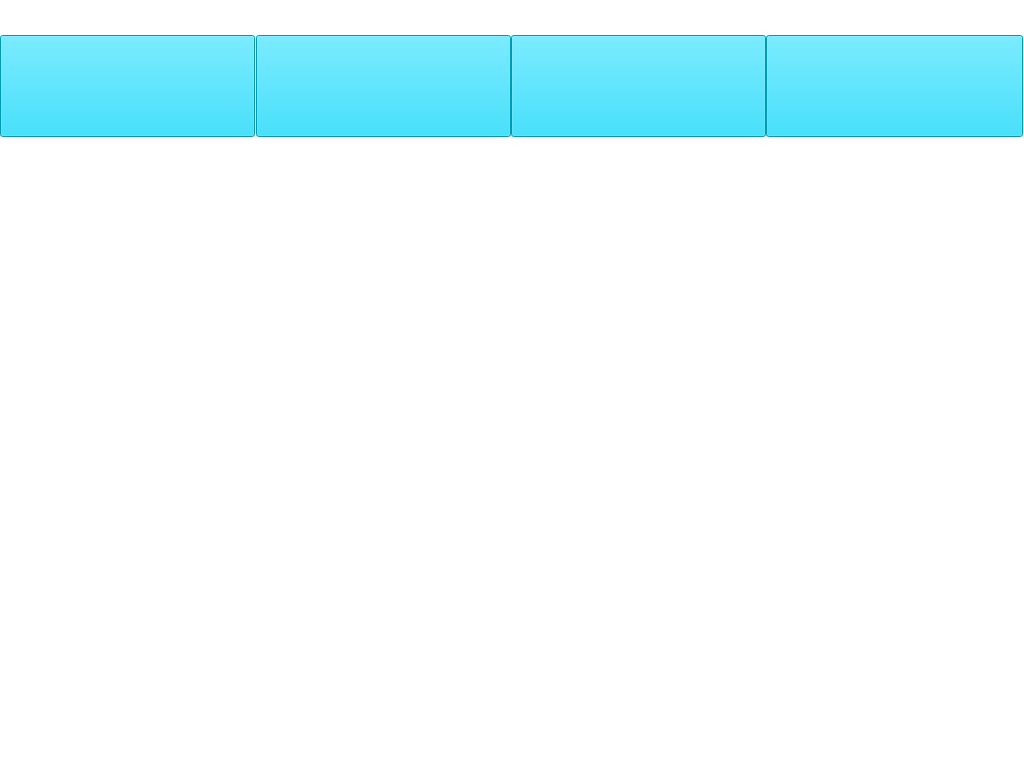
The window that pvmsmenuwidget.ui (1157889734/x86MyAppliction) describes before a commit, drawn with Qt 5.
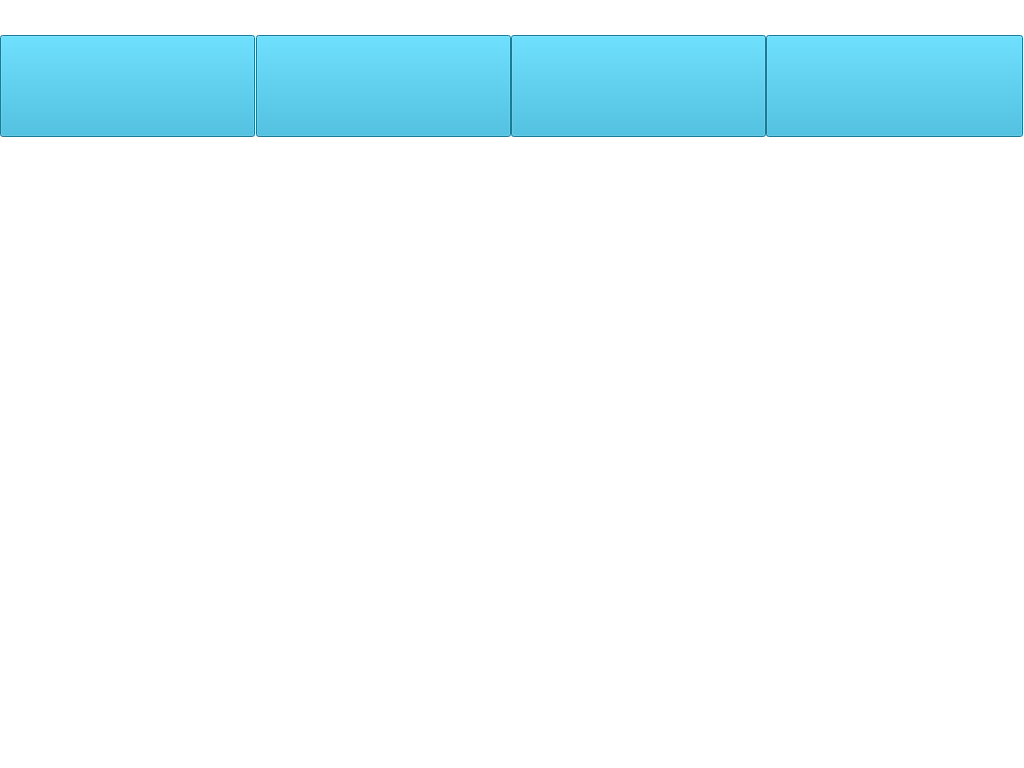
The same window after the commit. Icons and pictures are not drawn.

Commit message: 1.取消初始等待界面定时器

Diff of the .ui file:
```diff
--- a/pvmsmenuwidget.ui
+++ b/pvmsmenuwidget.ui
@@ -51,7 +51,7 @@
    </property>
    <property name="styleSheet">
     <string notr="true">QPushButton{
-background-color: rgb(0, 216, 255);}
+background-color: rgb(34, 172, 211);}
 
 QPushButton:hover{border-color: rgb(255, 255, 255);border-width: 2px;border-style: solid;}
 
@@ -106,7 +106,7 @@
    </property>
    <property name="styleSheet">
     <string notr="true">QPushButton{
-background-color: rgb(0, 216, 255);}
+background-color: rgb(34, 172, 211);}
 
 QPushButton:hover{border-color: rgb(255, 255, 255);border-width: 2px;border-style: solid;}
 
@@ -139,7 +139,7 @@
    </property>
    <property name="styleSheet">
     <string notr="true">QPushButton{
-background-color: rgb(0, 216, 255);}
+background-color: rgb(34, 172, 211);}
 
 QPushButton:hover{border-color: rgb(255, 255, 255);border-width: 2px;border-style: solid;}
 
@@ -178,7 +178,7 @@
    </property>
    <property name="styleSheet">
     <string notr="true">QPushButton{
-background-color: rgb(0, 216, 255);}
+background-color: rgb(34, 172, 211);}
 
 QPushButton:hover{border-color: rgb(255, 255, 255);border-width: 2px;border-style: solid;}
 
```
Left out of the diff: 8 changed lines with no effect on the pictures. The commit also changes 6 other files.
